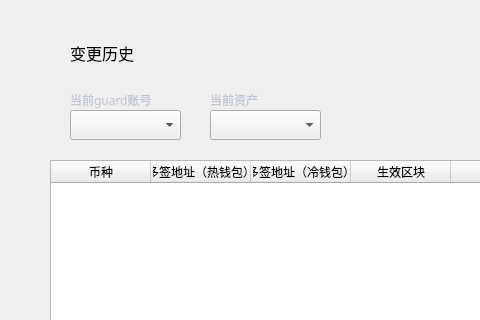
Before: the Qt Designer form LNKWallet/guard/AssetChangeHistoryWidget.ui in HcashOrg/hx-indicator, drawn with Qt 5; both pictures show x 0 to 480 and y 0 to 320 of the 770 by 530 pixel window.
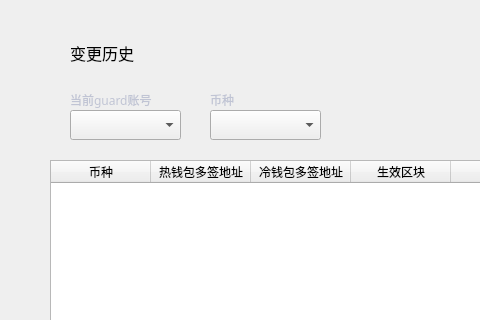
After: the same form once the commit is applied.

The edit to the form file:
```diff
--- a/LNKWallet/guard/AssetChangeHistoryWidget.ui
+++ b/LNKWallet/guard/AssetChangeHistoryWidget.ui
@@ -37,7 +37,7 @@
    </column>
    <column>
     <property name="text">
-     <string>多签地址（热钱包）</string>
+     <string>热钱包多签地址</string>
     </property>
     <property name="font">
      <font>
@@ -50,7 +50,7 @@
    </column>
    <column>
     <property name="text">
-     <string>多签地址（冷钱包）</string>
+     <string>冷钱包多签地址</string>
     </property>
     <property name="font">
      <font>
@@ -181,7 +181,7 @@
     <string notr="true">color: rgb(192, 196, 212);</string>
    </property>
    <property name="text">
-    <string>当前资产</string>
+    <string>币种</string>
    </property>
    <property name="alignment">
     <set>Qt::AlignLeading|Qt::AlignLeft|Qt::AlignVCenter</set>
@@ -192,7 +192,7 @@
     <rect>
      <x>70</x>
      <y>40</y>
-     <width>200</width>
+     <width>300</width>
      <height>26</height>
     </rect>
    </property>
```
